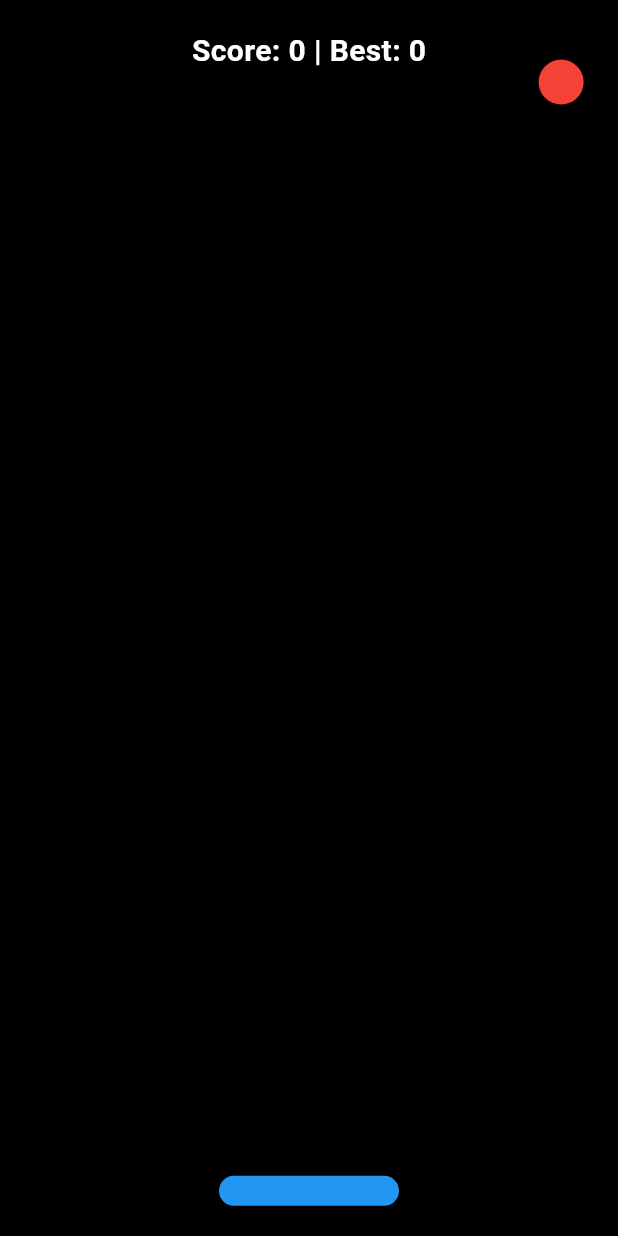
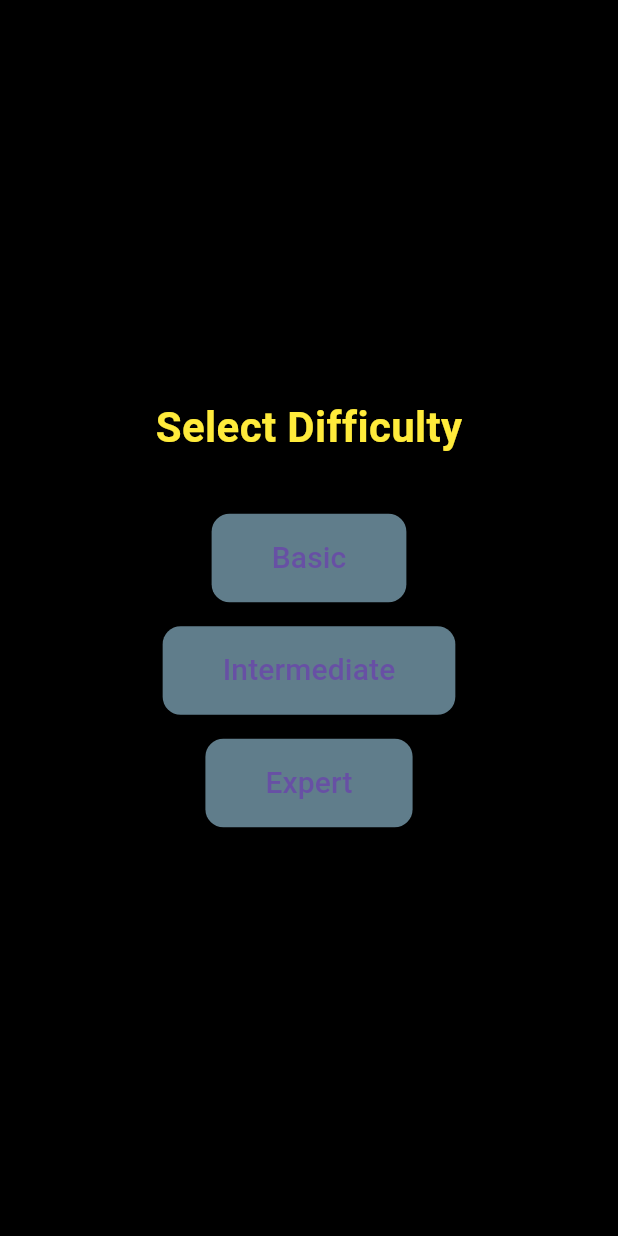
Before and after one commit to arabinda2018/Android-Application, a Flutter app: the screen it shows after launch, after a tap on "Start Game", on a phone screen of 412 x 824 dp. Run offline on Flutter 3.47's test engine with Material 3 defaults, Android fonts, the phone set to English and light mode, and no system bars; our stand-ins replace shared_preferences.

Commit message:
implement difficulties level

```diff
--- a/lib/main.dart
+++ b/lib/main.dart
@@ -42,20 +42,17 @@ class StartScreen extends StatelessWidget {
             ),
             const SizedBox(height: 40),
             ElevatedButton(
-              style: ElevatedButton.styleFrom(
-                backgroundColor: Colors.blue,
-                foregroundColor: Colors.white,
-                padding: const EdgeInsets.symmetric(horizontal: 30, vertical: 15),
-                shape: RoundedRectangleBorder(
-                  borderRadius: BorderRadius.circular(12),
-                ),
-              ),
               onPressed: () {
                 Navigator.push(
                   context,
-                  MaterialPageRoute(builder: (_) => const GameScreen()),
+                  MaterialPageRoute(builder: (_) => const DifficultyScreen()),
                 );
               },
+              style: ElevatedButton.styleFrom(
+                backgroundColor: Colors.blue,
+                padding: const EdgeInsets.symmetric(horizontal: 30, vertical: 15),
+                shape: RoundedRectangleBorder(borderRadius: BorderRadius.circular(12)),
+              ),
               child: const Text("Start Game", style: TextStyle(fontSize: 20)),
             ),
           ],
@@ -65,9 +62,95 @@ class StartScreen extends StatelessWidget {
   }
 }
 
+/// -------------------- DIFFICULTY SELECTION --------------------
+class DifficultyScreen extends StatelessWidget {
+  const DifficultyScreen({super.key});
+
+  @override
+  Widget build(BuildContext context) {
+    return Scaffold(
+      backgroundColor: Colors.black,
+      body: Center(
+        child: Column(
+          mainAxisAlignment: MainAxisAlignment.center,
+          children: [
+            const Text(
+              "Select Difficulty",
+              style: TextStyle(
+                fontSize: 28,
+                color: Colors.yellow,
+                fontWeight: FontWeight.bold,
+              ),
+            ),
+            const SizedBox(height: 30),
+            DifficultyButton(level: "Basic", dx: 0.02, dy: 0.025, paddleWidth: 120, speedFactor: 1.05),
+            DifficultyButton(level: "Intermediate", dx: 0.03, dy: 0.035, paddleWidth: 100, speedFactor: 1.08),
+            DifficultyButton(level: "Expert", dx: 0.04, dy: 0.045, paddleWidth: 80, speedFactor: 1.12),
+          ],
+        ),
+      ),
+    );
+  }
+}
+
+class DifficultyButton extends StatelessWidget {
+  final String level;
+  final double dx, dy;
+  final double paddleWidth;
+  final double speedFactor;
+
+  const DifficultyButton({
+    super.key,
+    required this.level,
+    required this.dx,
+    required this.dy,
+    required this.paddleWidth,
+    required this.speedFactor,
+  });
+
+  @override
+  Widget build(BuildContext context) {
+    return Padding(
+      padding: const EdgeInsets.all(8.0),
+      child: ElevatedButton(
+        onPressed: () {
+          Navigator.pushReplacement(
+            context,
+            MaterialPageRoute(
+              builder: (_) => GameScreen(
+                initialDx: dx,
+                initialDy: dy,
+                paddleWidth: paddleWidth,
+                speedFactor: speedFactor,
+              ),
+            ),
+          );
+        },
+        style: ElevatedButton.styleFrom(
+          backgroundColor: Colors.blueGrey,
+          padding: const EdgeInsets.symmetric(horizontal: 40, vertical: 15),
+          shape: RoundedRectangleBorder(borderRadius: BorderRadius.circular(12)),
+        ),
+        child: Text(level, style: const TextStyle(fontSize: 20)),
+      ),
+    );
+  }
+}
+
 /// -------------------- GAME SCREEN --------------------
 class GameScreen extends StatefulWidget {
-  const GameScreen({super.key});
+  final double initialDx;
+  final double initialDy;
+  final double paddleWidth;
+  final double speedFactor;
+
+  const GameScreen({
+    super.key,
+    required this.initialDx,
+    required this.initialDy,
+    required this.paddleWidth,
+    required this.speedFactor,
+  });
 
   @override
   State<GameScreen> createState() => _GameScreenState();
@@ -80,12 +163,12 @@ class _GameScreenState extends State<GameScreen> {
   double ballSize = 30;
 
   // Ball movement speed
-  double dx = 0.02;
-  double dy = 0.025;
+  late double dx;
+  late double dy;
 
   // Paddle properties
   double paddleX = 0;
-  double paddleWidth = 120;
+  late double paddleWidth;
   double paddleHeight = 20;
 
   // Game state
@@ -96,11 +179,18 @@ class _GameScreenState extends State<GameScreen> {
   int score = 0;
   int highScore = 0;
 
+  late double speedFactor;
+
   @override
   void initState() {
     super.initState();
+    dx = widget.initialDx;
+    dy = widget.initialDy;
+    paddleWidth = widget.paddleWidth;
+    speedFactor = widget.speedFactor;
+
     _loadHighScore();
-    startGame(); // Start the game once when screen opens
+    startGame();
   }
 
   Future<void> _loadHighScore() async {
@@ -115,32 +205,23 @@ class _GameScreenState extends State<GameScreen> {
     await prefs.setInt("highScore", newScore);
   }
 
-  /// Start or restart the game
   void startGame() {
     isGameRunning = true;
     score = 0;
-
-    // Reset positions
     ballX = 0;
     ballY = 0;
     paddleX = 0;
-
-    // Randomize initial direction
-    dx = Random().nextBool() ? 0.02 : -0.02;
-    dy = -0.025;
+    dx = widget.initialDx * (Random().nextBool() ? 1 : -1);
+    dy = -widget.initialDy;
 
     timer = Timer.periodic(const Duration(milliseconds: 25), (timer) {
-      if (!isGameRunning) return; // Stop updating if game over
+      if (!isGameRunning) return;
 
       setState(() {
-        // Move ball
         ballX += dx;
         ballY += dy;
 
-        // Bounce off left/right walls
         if (ballX <= -1 || ballX >= 1) dx = -dx;
-
-        // Bounce off top wall
         if (ballY <= -1) dy = -dy;
 
         // Paddle collision
@@ -149,19 +230,14 @@ class _GameScreenState extends State<GameScreen> {
             ballX <= paddleX + paddleWidth / 200) {
           dy = -dy;
           score++;
-
-          if (score % 5 == 0) {
-            dx *= 1.1;
-            dy *= 1.1;
-          }
+          dx *= speedFactor;
+          dy *= speedFactor;
         }
 
-        // Game over if ball falls below paddle
         if (ballY > 1) {
           timer.cancel();
           isGameRunning = false;
 
-          // Save high score
           if (score > highScore) {
             highScore = score;
             _saveHighScore(score);
@@ -173,7 +249,6 @@ class _GameScreenState extends State<GameScreen> {
     });
   }
 
-  /// Game Over dialog with Restart & Exit
   void _showGameOver() {
     showDialog(
       context: context,
@@ -182,37 +257,32 @@ class _GameScreenState extends State<GameScreen> {
         backgroundColor: Colors.black87,
         shape: RoundedRectangleBorder(borderRadius: BorderRadius.circular(15)),
         title: const Center(
-          child: Text(
-            "🎮 Game Over!",
-            style: TextStyle(color: Colors.redAccent, fontWeight: FontWeight.bold),
-          ),
+          child: Text("🎮 Game Over!", style: TextStyle(color: Colors.redAccent, fontWeight: FontWeight.bold)),
         ),
         content: Column(
           mainAxisSize: MainAxisSize.min,
           children: [
-            Text("Your Score: $score",
-                style: const TextStyle(color: Colors.white, fontSize: 20)),
+            Text("Your Score: $score", style: const TextStyle(color: Colors.white, fontSize: 20)),
             const SizedBox(height: 10),
-            Text("Best Score: $highScore",
-                style: const TextStyle(color: Colors.greenAccent, fontSize: 20)),
+            Text("Best Score: $highScore", style: const TextStyle(color: Colors.greenAccent, fontSize: 20)),
           ],
         ),
         actionsAlignment: MainAxisAlignment.center,
         actions: [
           ElevatedButton(
-            style: ElevatedButton.styleFrom(backgroundColor: Colors.blue),
             onPressed: () {
               Navigator.pop(context);
               resetGame();
             },
+            style: ElevatedButton.styleFrom(backgroundColor: Colors.blue),
             child: const Text("Restart"),
           ),
           ElevatedButton(
-            style: ElevatedButton.styleFrom(backgroundColor: Colors.orange),
             onPressed: () {
               Navigator.pop(context);
-              Navigator.pop(context); // Back to Start screen
+              Navigator.pop(context); // back to StartScreen
             },
+            style: ElevatedButton.styleFrom(backgroundColor: Colors.orange),
             child: const Text("Exit"),
           ),
         ],
@@ -227,6 +297,8 @@ class _GameScreenState extends State<GameScreen> {
       paddleX = 0;
       score = 0;
       isGameRunning = true;
+      dx = widget.initialDx;
+      dy = -widget.initialDy;
     });
     startGame();
   }
@@ -253,43 +325,26 @@ class _GameScreenState extends State<GameScreen> {
         onHorizontalDragUpdate: movePaddle,
         child: Stack(
           children: [
-            // Ball
             Align(
               alignment: Alignment(ballX, ballY),
               child: Container(
                 width: ballSize,
                 height: ballSize,
-                decoration: const BoxDecoration(
-                  color: Colors.red,
-                  shape: BoxShape.circle,
-                ),
+                decoration: const BoxDecoration(color: Colors.red, shape: BoxShape.circle),
               ),
             ),
-
-            // Paddle
             Align(
               alignment: Alignment(paddleX, 0.95),
               child: Container(
                 width: paddleWidth,
                 height: paddleHeight,
-                decoration: BoxDecoration(
-                  color: Colors.blue,
-                  borderRadius: BorderRadius.circular(10),
-                ),
+                decoration: BoxDecoration(color: Colors.blue, borderRadius: BorderRadius.circular(10)),
               ),
             ),
-
-            // Score display
             Align(
               alignment: const Alignment(0, -0.95),
-              child: Text(
-                "Score: $score | Best: $highScore",
-                style: const TextStyle(
-                  color: Colors.white,
-                  fontSize: 20,
-                  fontWeight: FontWeight.bold,
-                ),
-              ),
+              child: Text("Score: $score | Best: $highScore",
+                  style: const TextStyle(color: Colors.white, fontSize: 20, fontWeight: FontWeight.bold)),
             ),
           ],
         ),
```
